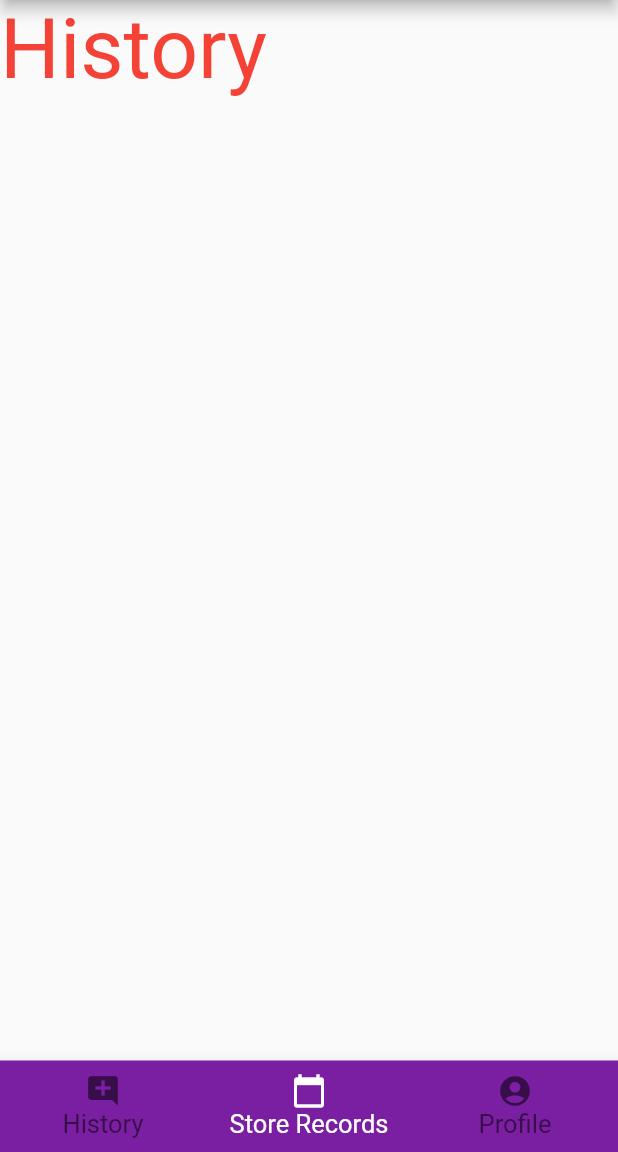
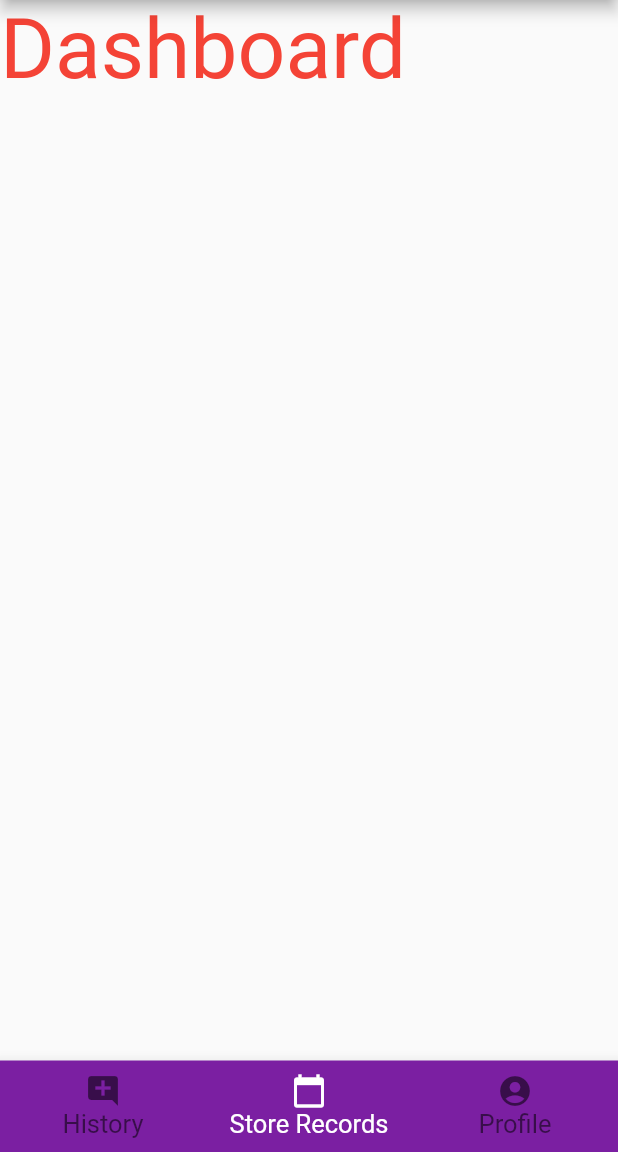
Before and after one commit to gilbertmpanga12/medical-clutter-app, a Flutter app: the screen it shows after launch, on a phone screen of 412 x 824 dp, the part 84-1236 px from its top. Run offline on Flutter 3.47's test engine with Material 2 defaults, Android fonts, the phone set to English and light mode, and no system bars.

Commit message:
UPDATE: integrated routing for all screens

```diff
--- a/lib/main.dart
+++ b/lib/main.dart
@@ -1,5 +1,8 @@
 import 'package:clutter/screens/categories_screen.dart';
 import 'package:clutter/screens/home_screen.dart';
+import 'package:clutter/screens/sign_in_screen.dart';
+import 'package:clutter/screens/sign_up_screen.dart';
+import 'package:clutter/screens/storerecords_screen.dart';
 import 'package:flutter/material.dart';
 
 void main() {
@@ -14,7 +17,9 @@ class MyApp extends StatelessWidget {
       initialRoute: '/',
       routes: {
         '/': (context) => HomeScreen(),
-        '/categories': (context) => CategoriesScreen()
+        '/signup': (context) => SignInScreen(),
+        '/signin': (context) => SignUpScreen(),
+        '/store-record': (context) => StoreMedicalRecordsScreen()
       },
     );
   }
--- /dev/null
+++ b/lib/screens/dashboard_screen.dart
@@ -0,0 +1,19 @@
+import 'package:flutter/cupertino.dart';
+import 'package:flutter/material.dart';
+
+class DashboardScreen extends StatefulWidget {
+  @override
+  _DashboardScreenState createState() => _DashboardScreenState();
+}
+
+class _DashboardScreenState extends State<DashboardScreen> {
+  @override
+  Widget build(BuildContext context) {
+    return Container(
+      child: Text(
+        'Dashboard',
+        style: TextStyle(color: Colors.red, fontSize: 56.0),
+      ),
+    );
+  }
+}
--- a/lib/screens/home_screen.dart
+++ b/lib/screens/home_screen.dart
@@ -1,9 +1,10 @@
 import 'package:clutter/screens/history_screen.dart';
 import 'package:clutter/screens/profiles_screen.dart';
 import 'package:clutter/screens/sign_in_screen.dart';
-import 'package:clutter/screens/storerecords_screen.dart';
 import 'package:flutter/cupertino.dart';
 import 'package:flutter/material.dart';
+
+import 'dashboard_screen.dart';
 
 class HomeScreen extends StatefulWidget {
   @override
@@ -11,7 +12,7 @@ class HomeScreen extends StatefulWidget {
 }
 
 class _HomeScreenState extends State<HomeScreen> {
-  int _currentIndex = 0;
+  int _currentIndex = 1;
   @override
   Widget build(BuildContext context) {
     var bottomNavigationBarItems = <BottomNavigationBarItem>[
@@ -34,7 +35,7 @@ class _HomeScreenState extends State<HomeScreen> {
         case 0:
           return HistoryScreen();
         case 1:
-          return StoreMedicalRecordsScreen();
+          return DashboardScreen();
         case 2:
           return ProfileScreen();
       }
@@ -67,4 +68,10 @@ class _HomeScreenState extends State<HomeScreen> {
           backgroundColor: Colors.purple[700]),
     );
   }
+
+  @override
+  void dispose() {
+    _currentIndex = 1;
+    super.dispose();
+  }
 }
```
